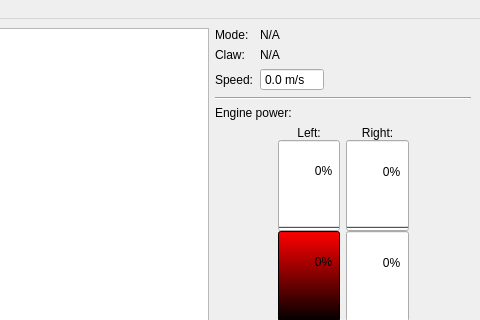
This is mainwindow.ui in Flooten/mazetercontrol as Qt 5 draws it before an edit; both pictures show x 320 to 800 and y 0 to 320 of the 800 by 600 pixel window. The edited form follows.
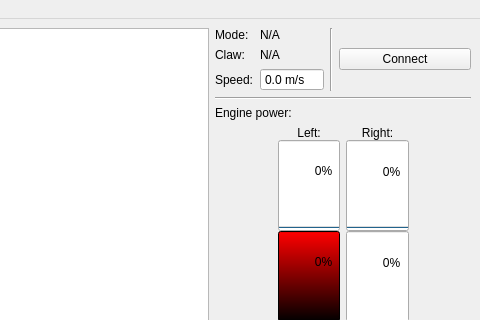
This is the edited form. Icons and pictures are not drawn.

Commit message: Added connect button

What changed in the file:
```diff
--- a/mainwindow.ui
+++ b/mainwindow.ui
@@ -31,7 +31,7 @@
 }*/</string>
   </property>
   <widget class="QWidget" name="centralwidget">
-   <layout class="QHBoxLayout" name="horizontalLayout_4">
+   <layout class="QHBoxLayout" name="horizontalLayout_5">
     <item>
      <widget class="QGraphicsView" name="graphicsView">
       <property name="sizePolicy">
@@ -48,6 +48,11 @@
     <item>
      <layout class="QVBoxLayout" name="verticalLayout_4">
       <item>
+       <layout class="QHBoxLayout" name="horizontalLayout_4">
+        <property name="spacing">
+         <number>6</number>
+        </property>
+        <item>
        <layout class="QFormLayout" name="formLayout">
         <item row="0" column="0">
          <widget class="QLabel" name="label_mode">
@@ -118,6 +123,32 @@
           </property>
           <property name="decimals">
            <number>1</number>
+            </property>
+           </widget>
+          </item>
+         </layout>
+        </item>
+        <item>
+         <widget class="Line" name="line_4">
+          <property name="orientation">
+           <enum>Qt::Vertical</enum>
+          </property>
+         </widget>
+        </item>
+        <item>
+         <widget class="QPushButton" name="pushButton_toggle_connection">
+          <property name="sizePolicy">
+           <sizepolicy hsizetype="Expanding" vsizetype="Fixed">
+            <horstretch>0</horstretch>
+            <verstretch>0</verstretch>
+           </sizepolicy>
+          </property>
+          <property name="text">
+           <string>Connect</string>
+          </property>
+          <property name="icon">
+           <iconset resource="resources.qrc">
+            <normaloff>:/icons/resources/start.ico</normaloff>:/icons/resources/start.ico</iconset>
           </property>
          </widget>
         </item>
```
Lines whose indentation alone changed are shown as unchanged. The commit also changes 5 other files.
